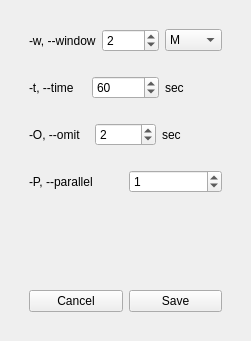
The window that src/formoption.ui (coolshou/qiperf) describes before a commit, drawn with Qt 5.
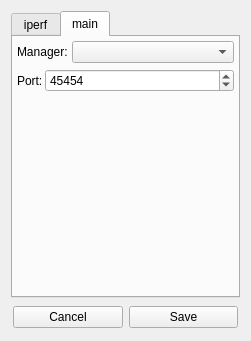
The same window after the commit. Icons and pictures are not drawn.

The edit to the form file:
```diff
--- a/src/formoption.ui
+++ b/src/formoption.ui
@@ -22,8 +22,48 @@
   </property>
   <layout class="QVBoxLayout" name="verticalLayout">
    <item>
+    <widget class="QTabWidget" name="tabWidget">
+     <property name="currentIndex">
+      <number>1</number>
+     </property>
+     <widget class="QWidget" name="tab_iperf">
+      <attribute name="title">
+       <string>iperf</string>
+      </attribute>
+      <layout class="QVBoxLayout" name="verticalLayout_3">
+       <property name="spacing">
+        <number>2</number>
+       </property>
+       <property name="leftMargin">
+        <number>2</number>
+       </property>
+       <property name="topMargin">
+        <number>2</number>
+       </property>
+       <property name="rightMargin">
+        <number>2</number>
+       </property>
+       <property name="bottomMargin">
+        <number>2</number>
+       </property>
+       <item>
     <widget class="QWidget" name="widget" native="true">
      <layout class="QVBoxLayout" name="verticalLayout_2">
+          <property name="spacing">
+           <number>2</number>
+          </property>
+          <property name="leftMargin">
+           <number>2</number>
+          </property>
+          <property name="topMargin">
+           <number>2</number>
+          </property>
+          <property name="rightMargin">
+           <number>2</number>
+          </property>
+          <property name="bottomMargin">
+           <number>2</number>
+          </property>
       <item>
        <widget class="QWidget" name="widget_2" native="true">
         <layout class="QHBoxLayout" name="horizontalLayout">
@@ -165,9 +205,132 @@
         </property>
        </spacer>
       </item>
+         </layout>
+        </widget>
+       </item>
+      </layout>
+     </widget>
+     <widget class="QWidget" name="tab_main">
+      <attribute name="title">
+       <string>main</string>
+      </attribute>
+      <layout class="QVBoxLayout" name="verticalLayout_4">
+       <property name="spacing">
+        <number>2</number>
+       </property>
+       <property name="leftMargin">
+        <number>2</number>
+       </property>
+       <property name="topMargin">
+        <number>2</number>
+       </property>
+       <property name="rightMargin">
+        <number>2</number>
+       </property>
+       <property name="bottomMargin">
+        <number>2</number>
+       </property>
+       <item>
+        <widget class="QWidget" name="widget_7" native="true">
+         <layout class="QHBoxLayout" name="horizontalLayout_6" stretch="0,1">
+          <property name="spacing">
+           <number>4</number>
+          </property>
+          <property name="leftMargin">
+           <number>2</number>
+          </property>
+          <property name="topMargin">
+           <number>2</number>
+          </property>
+          <property name="rightMargin">
+           <number>2</number>
+          </property>
+          <property name="bottomMargin">
+           <number>2</number>
+          </property>
+          <item>
+           <widget class="QLabel" name="label_7">
+            <property name="text">
+             <string>Manager:</string>
+            </property>
+           </widget>
+          </item>
+          <item>
+           <widget class="QComboBox" name="cb_minterfaces"/>
+          </item>
+         </layout>
+        </widget>
+       </item>
+       <item>
+        <widget class="QWidget" name="widget_8" native="true">
+         <layout class="QHBoxLayout" name="horizontalLayout_7" stretch="0,1">
+          <property name="spacing">
+           <number>2</number>
+          </property>
+          <property name="leftMargin">
+           <number>2</number>
+          </property>
+          <property name="topMargin">
+           <number>2</number>
+          </property>
+          <property name="rightMargin">
+           <number>2</number>
+          </property>
+          <property name="bottomMargin">
+           <number>2</number>
+          </property>
+          <item>
+           <widget class="QLabel" name="label_8">
+            <property name="text">
+             <string>Port:</string>
+            </property>
+           </widget>
+          </item>
+          <item>
+           <widget class="QSpinBox" name="sb_port">
+            <property name="maximum">
+             <number>65535</number>
+            </property>
+            <property name="value">
+             <number>45454</number>
+            </property>
+           </widget>
+          </item>
+         </layout>
+        </widget>
+       </item>
+       <item>
+        <spacer name="verticalSpacer_2">
+         <property name="orientation">
+          <enum>Qt::Vertical</enum>
+         </property>
+         <property name="sizeHint" stdset="0">
+          <size>
+           <width>20</width>
+           <height>40</height>
+          </size>
+         </property>
+        </spacer>
+       </item>
+      </layout>
+     </widget>
+    </widget>
+   </item>
       <item>
        <widget class="QWidget" name="widget_5" native="true">
         <layout class="QHBoxLayout" name="horizontalLayout_4">
+      <property name="leftMargin">
+       <number>2</number>
+      </property>
+      <property name="topMargin">
+       <number>2</number>
+      </property>
+      <property name="rightMargin">
+       <number>2</number>
+      </property>
+      <property name="bottomMargin">
+       <number>2</number>
+      </property>
          <item>
           <widget class="QPushButton" name="pb_cancel">
            <property name="text">
@@ -180,9 +343,6 @@
            <property name="text">
             <string>Save</string>
            </property>
-          </widget>
-         </item>
-        </layout>
        </widget>
       </item>
      </layout>
```
Lines whose indentation alone changed are shown as unchanged.
